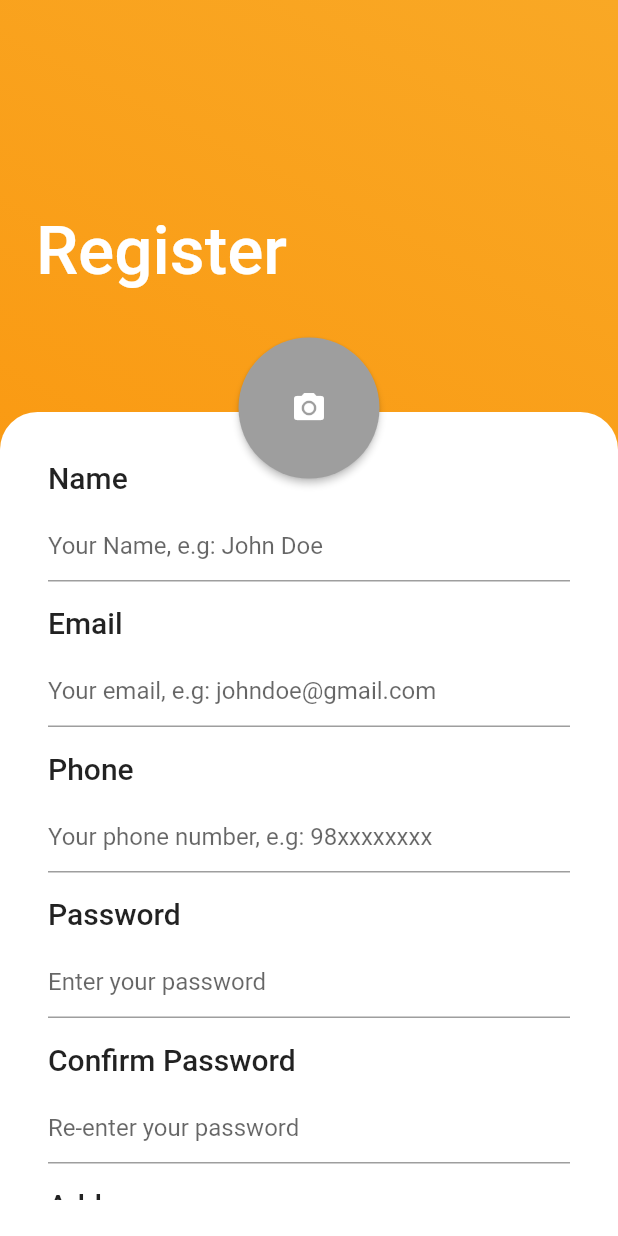
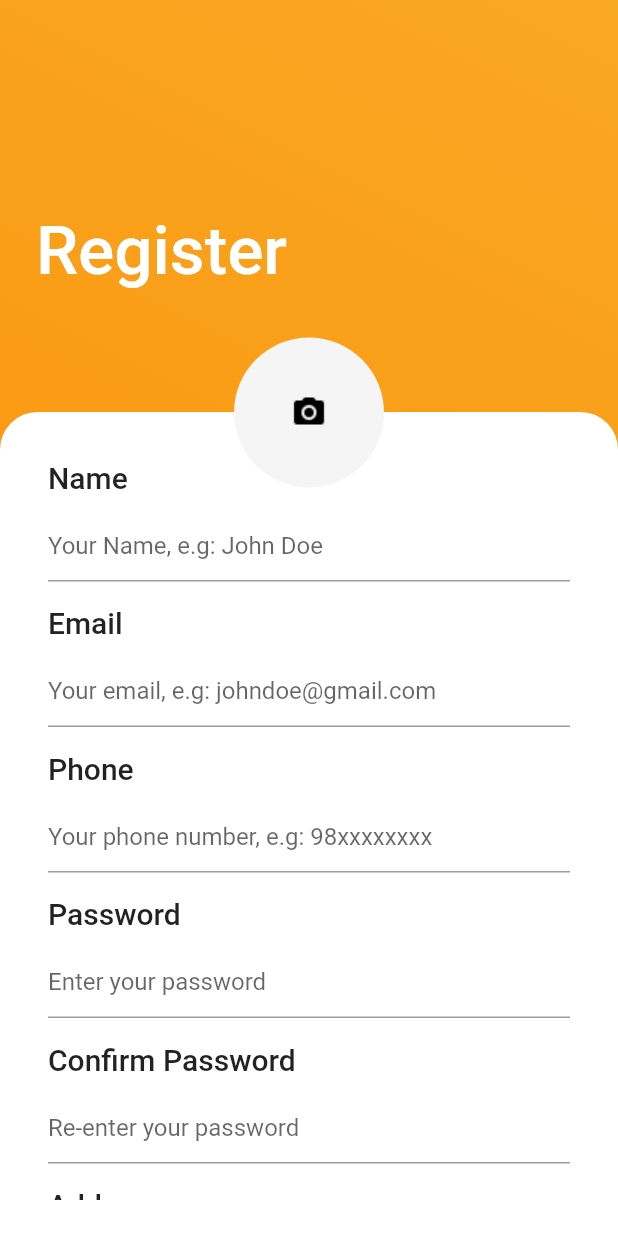
Before and after one commit to rahulmukh1ya/form_validation_provider, a Flutter app: the screen it shows after launch, on a phone screen of 412 x 824 dp. Run offline on Flutter 3.47's test engine with Material 2 defaults, Android fonts, the phone set to English and light mode, and no system bars; our stand-ins replace camera.

```diff
--- a/lib/Pages/register_page.dart
+++ b/lib/Pages/register_page.dart
@@ -88,11 +88,35 @@ class _RegisterWidgetState extends State<RegisterWidget> {
               ),
               Positioned(
                 top: 225,
-                // child: CircleAvatar(
-                //   backgroundColor: Colors.grey,
-                //   radius: 50,
-                // ),
-                child: ElevatedButton(
+                child: GestureDetector(
+                  onTap: () {
+                    Navigator.of(context).push(MaterialPageRoute(
+                      builder: (_) => const CameraPage(),
+                    ));
+                  },
+                  child: Container(
+                    height: 100,
+                    width: 100,
+                    decoration: BoxDecoration(
+                        shape: BoxShape.circle,
+                        color: Colors.grey[100],
+                        image: const DecorationImage(
+                            image: AssetImage('assets/add_photo_1.png'),
+                            fit: BoxFit.none)),
+                  ),
+                ),
+              ),
+            ],
+          ),
+        ),
+      ),
+    );
+  }
+}
+
+
+/*
+ElevatedButton(
                   onPressed: () {
                     Navigator.of(context).push(MaterialPageRoute(
                       builder: (_) => const CameraPage(),
@@ -105,11 +129,4 @@ class _RegisterWidgetState extends State<RegisterWidget> {
                   ),
                   child: const Icon(Icons.camera_alt),
                 ),
-              ),
-            ],
-          ),
-        ),
-      ),
-    );
-  }
-}
+ */
--- a/lib/main.dart
+++ b/lib/main.dart
@@ -6,6 +6,7 @@ import 'package:camera/camera.dart';
 import 'Utils/snackbar_utils.dart';
 
 List<CameraDescription> cameras = <CameraDescription>[];
+//better to make this a singleton than global variable
 
 void main() async {
   try {
@@ -14,8 +15,8 @@ void main() async {
   } on CameraException catch (e) {
     print(e.toString());
     Utils.showSnackBar(e.toString());
+  }
 
-  }
   runApp(ChangeNotifierProvider(
     create: (_) => FormProvider(),
     child: const MyApp(),
```
Also changed, not shown: lib/Pages/Camera/camera_page.dart (+26 -10 lines), pubspec.yaml (+5 -4 lines), assets/add_photo_1.png (added), assets/add_photo_icon.png (added).
